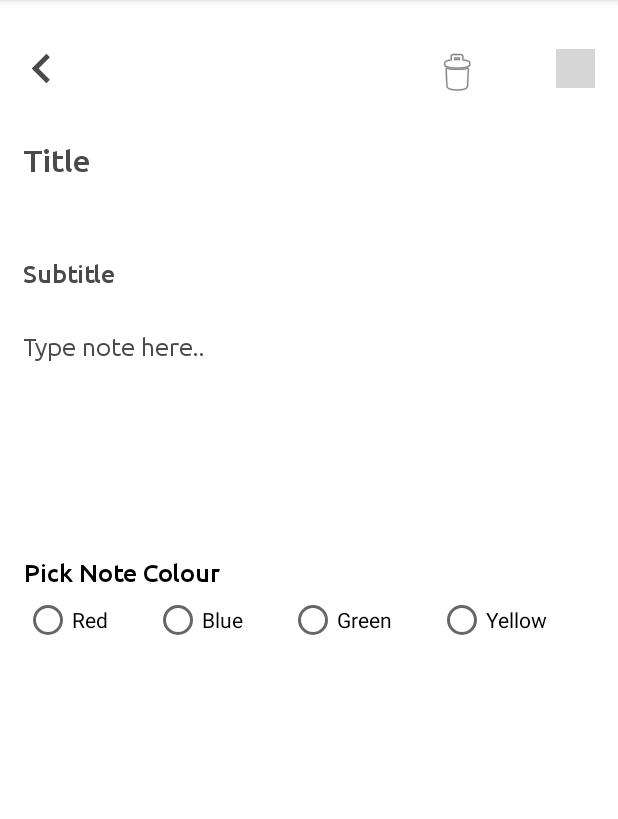
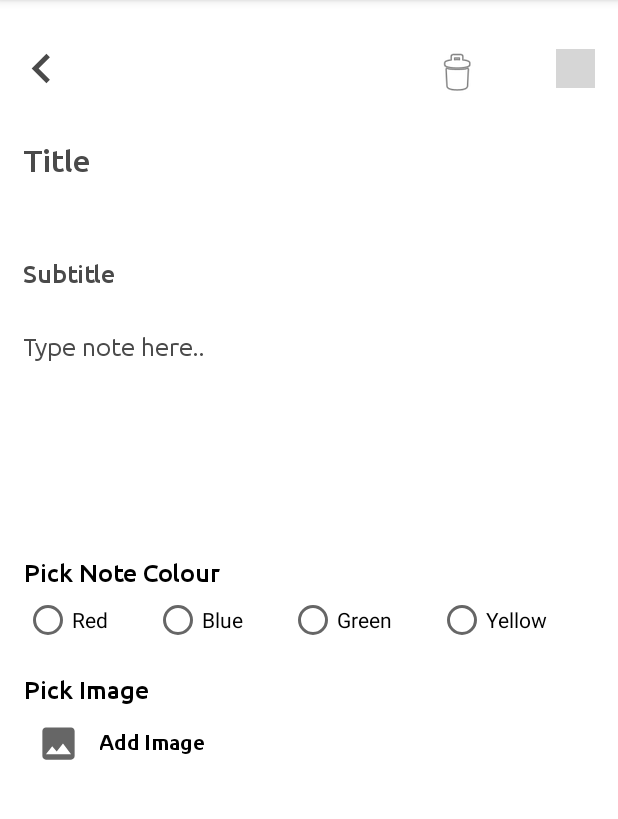
Before and after one commit to xyronic15/SOFE4640U-Mobile-App-Dev-Labs, an Android app: the EditNoteActivity screen opened directly, with no data from a screen before it, on a phone screen of 412 x 824 dp, the part 84-903 px from its top. Run offline under Robolectric (Android 15) with nearby library versions, the light colour scheme and no system bars; our stand-ins replace sdp/ssp sizes; 4 statements that could not run were skipped; grey boxes are pictures that could not be loaded.

Commit message:
completed layout

```diff
--- a/Lab 3/app/src/main/res/layout/activity_create_note.xml
+++ b/Lab 3/app/src/main/res/layout/activity_create_note.xml
@@ -101,6 +101,17 @@
                 app:layout_constraintEnd_toEndOf="parent"
                 app:layout_constraintTop_toBottomOf="@id/textDateTime" />
 
+            <ImageView
+                android:id="@+id/noteImg"
+                android:layout_width="match_parent"
+                android:layout_height="wrap_content"
+                android:adjustViewBounds="true"
+                android:visibility="gone"
+                tools:layout_editor_absoluteX="109dp"
+                tools:layout_editor_absoluteY="50dp"
+                app:layout_constraintTop_toBottomOf="@id/inputNoteSubTitle"
+                />
+
             <EditText
                 android:id="@+id/inputNote"
                 android:layout_width="match_parent"
@@ -121,7 +132,7 @@
                 android:textSize="@dimen/_13ssp"
                 app:layout_constraintEnd_toEndOf="parent"
                 app:layout_constraintStart_toStartOf="parent"
-                app:layout_constraintTop_toBottomOf="@id/inputNoteSubTitle" />
+                app:layout_constraintTop_toBottomOf="@id/noteImg" />
 
             <TextView
                 android:id="@+id/textView"
@@ -197,7 +208,7 @@
             </RadioGroup>
 
             <LinearLayout
-                android:id="@+id/layoutAddImage"
+                android:id="@+id/addImage"
                 android:layout_width="363dp"
                 android:layout_height="31dp"
                 android:layout_marginStart="16dp"
--- a/Lab 3/app/src/main/res/layout/activity_edit_note.xml
+++ b/Lab 3/app/src/main/res/layout/activity_edit_note.xml
@@ -8,11 +8,13 @@
     tools:context=".CreateNoteActivity">
 
     <ScrollView
+        android:id="@+id/scrollView2"
         android:layout_width="match_parent"
         android:layout_height="match_parent"
         android:layout_marginBottom="@dimen/_40sdp"
         android:clipToPadding="false"
-        android:paddingBottom="@dimen/_10sdp">
+        android:paddingBottom="@dimen/_10sdp"
+        app:layout_anchorGravity="start|center">
 
 
         <androidx.constraintlayout.widget.ConstraintLayout
@@ -103,6 +105,17 @@
                 app:layout_constraintEnd_toEndOf="parent"
                 app:layout_constraintTop_toBottomOf="@id/textDateTime" />
 
+            <ImageView
+                android:id="@+id/noteImg"
+                android:layout_width="match_parent"
+                android:layout_height="wrap_content"
+                android:adjustViewBounds="true"
+                android:visibility="gone"
+                tools:layout_editor_absoluteX="109dp"
+                tools:layout_editor_absoluteY="50dp"
+                app:layout_constraintTop_toBottomOf="@id/inputNoteSubTitle"
+                />
+
             <EditText
                 android:id="@+id/inputNote"
                 android:layout_width="match_parent"
@@ -140,6 +153,22 @@
                 app:layout_constraintStart_toStartOf="parent"
                 app:layout_constraintTop_toBottomOf="@+id/inputNote" />
 
+            <TextView
+                android:id="@+id/textView2"
+                android:layout_width="match_parent"
+                android:layout_height="wrap_content"
+                android:layout_marginStart="16dp"
+                android:layout_marginTop="20dp"
+                android:layout_marginEnd="16dp"
+                android:fontFamily="@font/ubuntu_medium"
+                android:text="Pick Image"
+                android:textColor="@color/black"
+                android:textSize="@dimen/_13ssp"
+                app:layout_constraintEnd_toEndOf="parent"
+                app:layout_constraintHorizontal_bias="0.0"
+                app:layout_constraintStart_toStartOf="parent"
+                app:layout_constraintTop_toBottomOf="@+id/colourGroup" />
+
             <RadioGroup
                 android:id="@+id/colourGroup"
                 android:layout_width="match_parent"
@@ -147,9 +176,7 @@
                 android:layout_marginStart="16dp"
                 android:layout_marginTop="5dp"
                 android:layout_marginEnd="16dp"
-                android:layout_marginBottom="19dp"
                 android:orientation="horizontal"
-                app:layout_constraintBottom_toBottomOf="parent"
                 app:layout_constraintEnd_toEndOf="parent"
                 app:layout_constraintStart_toStartOf="parent"
                 app:layout_constraintTop_toBottomOf="@+id/textView">
@@ -197,6 +224,37 @@
                 app:layout_constraintTop_toTopOf="parent"
                 app:srcCompat="@android:drawable/ic_menu_delete" />
 
+            <LinearLayout
+                android:id="@+id/addImage"
+                android:layout_width="363dp"
+                android:layout_height="31dp"
+                android:layout_marginStart="16dp"
+                android:layout_marginTop="10dp"
+                android:layout_marginEnd="16dp"
+                android:layout_marginBottom="20dp"
+                android:orientation="horizontal"
+                app:layout_constraintBottom_toBottomOf="parent"
+                app:layout_constraintEnd_toEndOf="parent"
+                app:layout_constraintStart_toStartOf="parent"
+                app:layout_constraintTop_toBottomOf="@+id/textView2">
+
+                <ImageView
+                    android:layout_width="@dimen/_22sdp"
+                    android:layout_height="match_parent"
+                    android:src="@drawable/ic_image"></ImageView>
+
+                <TextView
+                    android:layout_width="match_parent"
+                    android:layout_height="wrap_content"
+                    android:layout_marginStart="@dimen/_10sdp"
+                    android:layout_marginTop="@dimen/_5sdp"
+                    android:fontFamily="@font/ubuntu_medium"
+                    android:includeFontPadding="false"
+                    android:text="Add Image"
+                    android:textColor="@color/black"></TextView>
+
+            </LinearLayout>
+
         </androidx.constraintlayout.widget.ConstraintLayout>
 
     </ScrollView>
```
Also changed, not shown: 4 other files.
